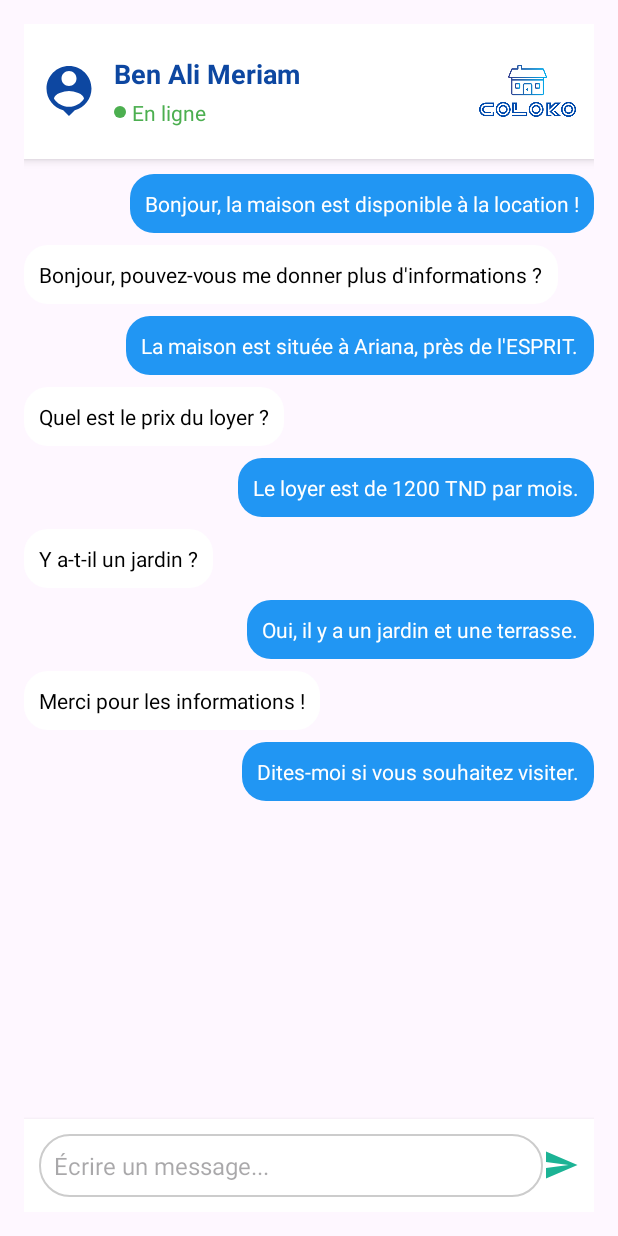
After one commit to MeriamBenAli1/Mobile_App_Locations-Colocations-, an Android app: the ChatActivity screen opened directly, with no data from a screen before it, on a phone screen of 412 x 824 dp. The commit adds this screen. Run offline under Robolectric (Android 15) with nearby library versions, the phone set to English and light mode, and no system bars.

Commit message:
Ajout des modifications pour [description de ce que vous avez fait]

```diff
--- /dev/null
+++ b/app/src/main/java/com/example/mobileappproject_tekdev_5sae3/ChatActivity.java
@@ -0,0 +1,15 @@
+package com.example.mobileappproject_tekdev_5sae3;
+
+import android.os.Bundle;
+import androidx.appcompat.app.AppCompatActivity;
+
+public class ChatActivity extends AppCompatActivity {
+
+    @Override
+    protected void onCreate(Bundle savedInstanceState) {
+        super.onCreate(savedInstanceState);
+
+        // Associe le fichier XML à cette activité
+        setContentView(R.layout.chat);
+    }
+}
--- a/app/src/main/java/com/example/mobileappproject_tekdev_5sae3/MainActivity.java
+++ b/app/src/main/java/com/example/mobileappproject_tekdev_5sae3/MainActivity.java
@@ -1,24 +1,26 @@
 package com.example.mobileappproject_tekdev_5sae3;
 
+import android.content.Intent;
 import android.os.Bundle;
-
-import androidx.activity.EdgeToEdge;
+import android.view.View;
+import android.widget.Button;
 import androidx.appcompat.app.AppCompatActivity;
-import androidx.core.graphics.Insets;
-import androidx.core.view.ViewCompat;
-import androidx.core.view.WindowInsetsCompat;
 
 public class MainActivity extends AppCompatActivity {
 
     @Override
     protected void onCreate(Bundle savedInstanceState) {
         super.onCreate(savedInstanceState);
-        EdgeToEdge.enable(this);
         setContentView(R.layout.activity_main);
-        ViewCompat.setOnApplyWindowInsetsListener(findViewById(R.id.main), (v, insets) -> {
-            Insets systemBars = insets.getInsets(WindowInsetsCompat.Type.systemBars());
-            v.setPadding(systemBars.left, systemBars.top, systemBars.right, systemBars.bottom);
-            return insets;
+
+        Button btnOpenChat = findViewById(R.id.btn_open_chat);
+        btnOpenChat.setOnClickListener(new View.OnClickListener() {
+            @Override
+            public void onClick(View v) {
+                // Ouvrir ChatActivity
+                Intent intent = new Intent(MainActivity.this, ChatActivity.class);
+                startActivity(intent);
+            }
         });
     }
 }
--- /dev/null
+++ b/app/src/main/res/drawable/circle_blue.xml
@@ -0,0 +1,5 @@
+<!-- res/drawable/circle_blue.xml -->
+<shape xmlns:android="http://schemas.android.com/apk/res/android"
+    android:shape="oval">
+    <solid android:color="#4CAF50"/>
+</shape>
--- /dev/null
+++ b/app/src/main/res/drawable/ic_send.xml
@@ -0,0 +1,5 @@
+<vector xmlns:android="http://schemas.android.com/apk/res/android" android:autoMirrored="true" android:height="24dp" android:tint="#1CB395" android:viewportHeight="24" android:viewportWidth="24" android:width="24dp">
+
+    <path android:fillColor="@android:color/white" android:pathData="M2.01,21L23,12 2.01,3 2,10l15,2 -15,2z"/>
+
+</vector>
--- /dev/null
+++ b/app/src/main/res/drawable/ic_user_avatar.xml
@@ -0,0 +1,11 @@
+<vector xmlns:android="http://schemas.android.com/apk/res/android"
+    android:height="24dp"
+    android:tint="#0D47A1"
+    android:viewportHeight="24"
+    android:viewportWidth="24"
+    android:width="24dp">
+
+<path
+android:fillColor="@android:color/white"
+android:pathData="M12,2c-4.97,0 -9,4.03 -9,9 0,4.17 2.84,7.67 6.69,8.69L12,22l2.31,-2.31C18.16,18.67 21,15.17 21,11c0,-4.97 -4.03,-9 -9,-9zM12,4c1.66,0 3,1.34 3,3s-1.34,3 -3,3 -3,-1.34 -3,-3 1.34,-3 3,-3zM12,18.3c-2.5,0 -4.71,-1.28 -6,-3.22 0.03,-1.99 4,-3.08 6,-3.08 1.99,0 5.97,1.09 6,3.08 -1.29,1.94 -3.5,3.22 -6,3.22z" />
+    </vector>
--- /dev/null
+++ b/app/src/main/res/drawable/message_incoming.xml
@@ -0,0 +1,5 @@
+<shape xmlns:android="http://schemas.android.com/apk/res/android">
+    <solid android:color="#FFFFFF"/>
+    <corners android:radius="16dp" />
+    <padding android:left="12dp" android:right="12dp" android:top="8dp" android:bottom="8dp"/>
+</shape>
--- /dev/null
+++ b/app/src/main/res/drawable/message_input_background.xml
@@ -0,0 +1,15 @@
+<!-- res/drawable/message_input_background.xml -->
+<shape xmlns:android="http://schemas.android.com/apk/res/android"
+    android:shape="rectangle">
+
+    <!-- Fond blanc -->
+    <solid android:color="#FFFFFF"/>
+
+    <!-- Bordure grise -->
+    <stroke
+        android:width="1dp"
+        android:color="#CCCCCC"/>
+
+    <!-- Coins arrondis -->
+    <corners android:radius="20dp"/>
+</shape>
--- /dev/null
+++ b/app/src/main/res/drawable/message_outgoing.xml
@@ -0,0 +1,5 @@
+<shape xmlns:android="http://schemas.android.com/apk/res/android">
+    <solid android:color="#2196F3"/>
+    <corners android:radius="16dp" />
+    <padding android:left="12dp" android:right="12dp" android:top="8dp" android:bottom="8dp"/>
+</shape>
--- a/app/src/main/res/layout/activity_main.xml
+++ b/app/src/main/res/layout/activity_main.xml
@@ -8,12 +8,22 @@
     tools:context=".MainActivity">
 
     <TextView
+        android:id="@+id/tv_message"
         android:layout_width="wrap_content"
         android:layout_height="wrap_content"
         android:text="Hello World!"
-        app:layout_constraintBottom_toBottomOf="parent"
+        app:layout_constraintBottom_toTopOf="@+id/btn_open_chat"
         app:layout_constraintEnd_toEndOf="parent"
         app:layout_constraintStart_toStartOf="parent"
         app:layout_constraintTop_toTopOf="parent" />
 
+    <Button
+        android:id="@+id/btn_open_chat"
+        android:layout_width="wrap_content"
+        android:layout_height="wrap_content"
+        android:text="Chat"
+        app:layout_constraintTop_toBottomOf="@+id/tv_message"
+        app:layout_constraintStart_toStartOf="parent"
+        app:layout_constraintEnd_toEndOf="parent"
+        android:layout_marginTop="16dp" />
 </androidx.constraintlayout.widget.ConstraintLayout>
--- /dev/null
+++ b/app/src/main/res/layout/chat.xml
@@ -0,0 +1,234 @@
+<?xml version="1.0" encoding="utf-8"?>
+<FrameLayout xmlns:android="http://schemas.android.com/apk/res/android"
+    android:id="@+id/chat_layout"
+    android:layout_width="match_parent"
+    android:layout_height="match_parent">
+
+    <LinearLayout
+        android:layout_width="match_parent"
+        android:layout_height="match_parent"
+        android:orientation="vertical"
+        android:padding="16dp">
+
+        <!-- Section pour afficher le nom de la personne et son statut en ligne -->
+        <LinearLayout
+            android:layout_width="match_parent"
+            android:layout_height="wrap_content"
+            android:orientation="horizontal"
+            android:padding="10dp"
+            android:background="#FFFFFF"
+            android:elevation="4dp"
+            android:layout_marginBottom="10dp"
+            android:gravity="center_vertical">
+
+            <!-- Image de l'avatar -->
+            <ImageView
+                android:layout_width="40dp"
+                android:layout_height="40dp"
+                android:src="@drawable/ic_user_avatar"
+                android:layout_marginEnd="10dp"
+                android:contentDescription="User Avatar"
+                android:scaleType="centerCrop" />
+
+            <!-- Conteneur vertical pour le nom et le statut -->
+
+            <LinearLayout
+                android:layout_width="wrap_content"
+                android:layout_height="wrap_content"
+                android:orientation="vertical">
+
+                <!-- Nom de la personne -->
+                <TextView
+                    android:layout_width="wrap_content"
+                    android:layout_height="wrap_content"
+                    android:text="Ben Ali Meriam"
+                    android:textColor="#0D47A1"
+                    android:textSize="18sp"
+                    android:textStyle="bold" />
+
+                <!-- Statut en ligne avec icône -->
+                <LinearLayout
+                    android:layout_width="wrap_content"
+                    android:layout_height="wrap_content"
+                    android:orientation="horizontal"
+                    android:gravity="center_vertical"
+                    android:layout_marginTop="4dp">
+
+                    <!-- Petit cercle bleu pour indiquer le statut en ligne -->
+                    <View
+                        android:layout_width="8dp"
+                        android:layout_height="8dp"
+                        android:background="@drawable/circle_blue"
+                        android:layout_marginEnd="4dp" />
+
+                    <TextView
+                        android:layout_width="wrap_content"
+                        android:layout_height="wrap_content"
+                        android:text="En ligne"
+                        android:textColor="#4CAF50"
+                        android:textSize="14sp"
+                        android:textStyle="normal" />
+
+
+                </LinearLayout>
+
+
+            </LinearLayout>
+            <!-- Espace pour pousser le logo vers la droite -->
+            <Space
+                android:layout_width="0dp"
+                android:layout_height="wrap_content"
+                android:layout_weight="1" />
+
+            <!-- Image du logo de l'application à l'autre extrémité -->
+            <ImageView
+                android:layout_width="70dp"
+                android:layout_height="70dp"
+                android:layout_marginStart="10dp"
+                android:contentDescription="App Logo"
+                android:scaleType="centerCrop"
+                android:src="@drawable/logo_background" />
+        </LinearLayout>
+
+        <!-- Zone de messages avec ScrollView pour le défilement -->
+        <ScrollView
+            android:id="@+id/scrollView"
+            android:layout_width="match_parent"
+            android:layout_height="0dp"
+            android:layout_weight="1"
+            android:fillViewport="true">
+
+            <LinearLayout
+                android:id="@+id/messages_container"
+                android:layout_width="match_parent"
+                android:layout_height="wrap_content"
+                android:orientation="vertical">
+
+                <!-- Messages de l'utilisateur -->
+                <TextView
+                    android:layout_width="wrap_content"
+                    android:layout_height="wrap_content"
+                    android:background="@drawable/message_outgoing"
+                    android:padding="10dp"
+                    android:text="Bonjour, la maison est disponible à la location !"
+                    android:textColor="#FFFFFF"
+                    android:layout_gravity="end"
+                    android:layout_marginBottom="8dp" />
+
+                <!-- Messages de l'autre utilisateur -->
+                <TextView
+                    android:layout_width="wrap_content"
+                    android:layout_height="wrap_content"
+                    android:background="@drawable/message_incoming"
+                    android:padding="10dp"
+                    android:text="Bonjour, pouvez-vous me donner plus d'informations ?"
+                    android:textColor="#000000"
+                    android:layout_gravity="start"
+                    android:layout_marginBottom="8dp" />
+
+                <TextView
+                    android:layout_width="wrap_content"
+                    android:layout_height="wrap_content"
+                    android:background="@drawable/message_outgoing"
+                    android:padding="10dp"
+                    android:text="La maison est située à Ariana, près de l'ESPRIT."
+                    android:textColor="#FFFFFF"
+                    android:layout_gravity="end"
+                    android:layout_marginBottom="8dp" />
+
+                <TextView
+                    android:layout_width="wrap_content"
+                    android:layout_height="wrap_content"
+                    android:background="@drawable/message_incoming"
+                    android:padding="10dp"
+                    android:text="Quel est le prix du loyer ?"
+                    android:textColor="#000000"
+                    android:layout_gravity="start"
+                    android:layout_marginBottom="8dp" />
+
+                <TextView
+                    android:layout_width="wrap_content"
+                    android:layout_height="wrap_content"
+                    android:background="@drawable/message_outgoing"
+                    android:padding="10dp"
+                    android:text="Le loyer est de 1200 TND par mois."
+                    android:textColor="#FFFFFF"
+                    android:layout_gravity="end"
+                    android:layout_marginBottom="8dp" />
+
+                <TextView
+                    android:layout_width="wrap_content"
+                    android:layout_height="wrap_content"
+                    android:background="@drawable/message_incoming"
+                    android:padding="10dp"
+                    android:text="Y a-t-il un jardin ?"
+                    android:textColor="#000000"
+                    android:layout_gravity="start"
+                    android:layout_marginBottom="8dp" />
+
+                <TextView
+                    android:layout_width="wrap_content"
+                    android:layout_height="wrap_content"
+                    android:background="@drawable/message_outgoing"
+                    android:padding="10dp"
+                    android:text="Oui, il y a un jardin et une terrasse."
+                    android:textColor="#FFFFFF"
+                    android:layout_gravity="end"
+                    android:layout_marginBottom="8dp" />
+
+                <TextView
+                    android:layout_width="wrap_content"
+                    android:layout_height="wrap_content"
+                    android:background="@drawable/message_incoming"
+                    android:padding="10dp"
+                    android:text="Merci pour les informations !"
+                    android:textColor="#000000"
+                    android:layout_gravity="start"
+                    android:layout_marginBottom="8dp" />
+
+                <TextView
+                    android:layout_width="wrap_content"
+                    android:layout_height="wrap_content"
+                    android:background="@drawable/message_outgoing"
+                    android:padding="10dp"
+                    android:text="Dites-moi si vous souhaitez visiter."
+                    android:textColor="#FFFFFF"
+                    android:layout_gravity="end"
+                    android:layout_marginBottom="8dp" />
+            </LinearLayout>
+        </ScrollView>
+
+        <!-- Zone de saisie de message -->
+        <LinearLayout
+            android:layout_width="match_parent"
+            android:layout_height="wrap_content"
+            android:orientation="horizontal"
+            android:padding="10dp"
+            android:background="#FFFFFF"
+            android:elevation="4dp"
+            android:gravity="center_vertical">
+
+            <!-- Champ de saisie du message -->
+            <EditText
+                android:id="@+id/message_input"
+                android:layout_width="0dp"
+                android:layout_height="wrap_content"
+                android:layout_weight="1"
+                android:hint="Écrire un message..."
+                android:textColor="#000000"
+                android:textSize="16sp"
+                android:background="@drawable/message_input_background"
+                android:padding="10dp"
+                android:inputType="textCapSentences" />
+
+            <!-- Bouton pour envoyer le message -->
+            <ImageButton
+                android:id="@+id/send_button"
+                android:layout_width="wrap_content"
+                android:layout_height="wrap_content"
+                android:src="@drawable/ic_send"
+                android:background="?android:attr/selectableItemBackgroundBorderless"
+                android:contentDescription="Envoyer le message" />
+        </LinearLayout>
+    </LinearLayout>
+</FrameLayout>
```
Also changed, not shown: app/src/main/AndroidManifest.xml (+3 -4 lines), app/src/main/res/drawable/logo_background.PNG (added).
